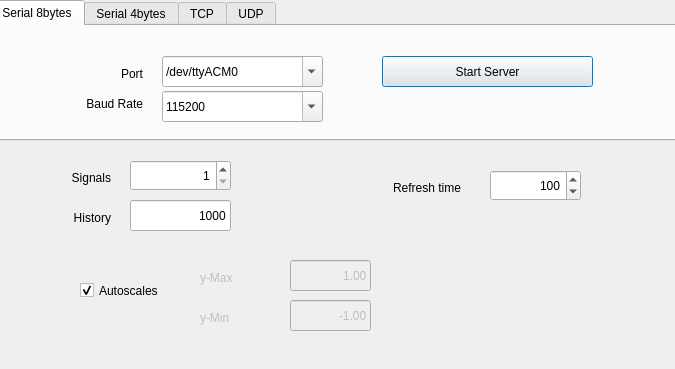
Above: BlockEditor/pyplt.ui from robertobucher/pysimCoder before the change. Below: the same form after it.
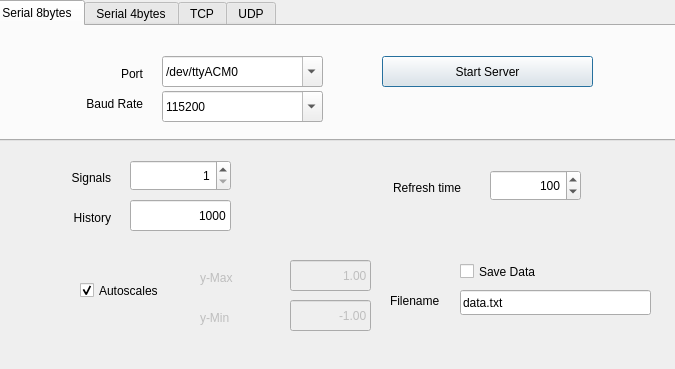
That is the form after the change.

Commit message: Adding save possibility to RTScope

What changed in the file:
```diff
--- a/BlockEditor/pyplt.ui
+++ b/BlockEditor/pyplt.ui
@@ -597,6 +597,45 @@
     </widget>
    </widget>
   </widget>
+  <widget class="QCheckBox" name="ckSaveData">
+   <property name="geometry">
+    <rect>
+     <x>460</x>
+     <y>260</y>
+     <width>90</width>
+     <height>23</height>
+    </rect>
+   </property>
+   <property name="text">
+    <string>Save Data</string>
+   </property>
+  </widget>
+  <widget class="QLabel" name="label_8">
+   <property name="geometry">
+    <rect>
+     <x>390</x>
+     <y>290</y>
+     <width>62</width>
+     <height>21</height>
+    </rect>
+   </property>
+   <property name="text">
+    <string>Filename</string>
+   </property>
+  </widget>
+  <widget class="QLineEdit" name="lnFilename">
+   <property name="geometry">
+    <rect>
+     <x>460</x>
+     <y>290</y>
+     <width>191</width>
+     <height>25</height>
+    </rect>
+   </property>
+   <property name="text">
+    <string>data.txt</string>
+   </property>
+  </widget>
  </widget>
  <resources/>
  <connections/>
```
The commit also changes 1 other file.
